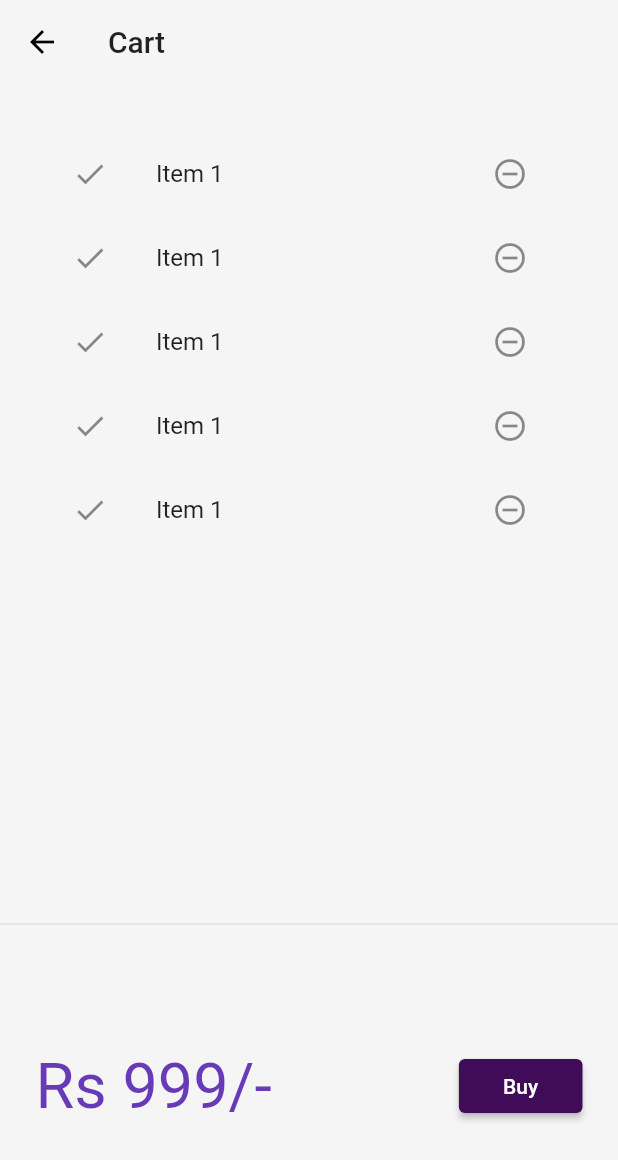
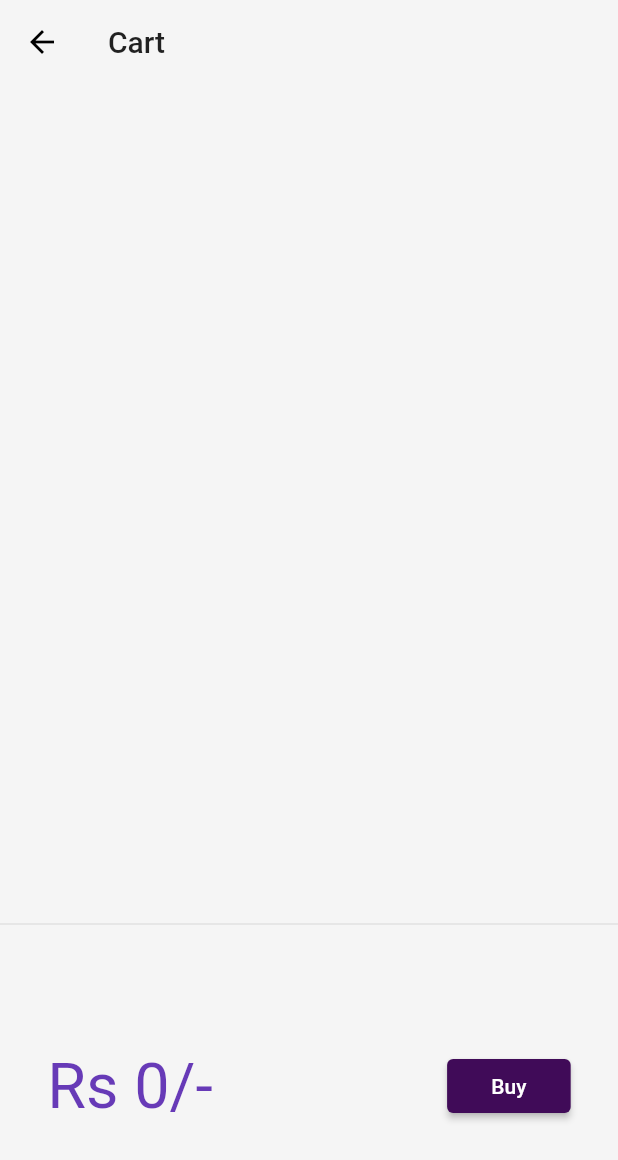
Before and after one commit to Dinesh-choudhary-Wow/Flutter_1st_Project, a Flutter app: the screen it shows after launch, after a tap on an icon or button, on a phone screen of 412 x 824 dp. Shown: the top 1160 px of the screen. Run offline on Flutter 3.47's test engine with Material 2 defaults, Android fonts, the phone set to English and light mode, and no system bars; our stand-ins replace velocity_x.

Commit message:
level 18 done with add cart single ton logic and displaying number of products added to cart

```diff
--- a/lib/models/cart.dart
+++ b/lib/models/cart.dart
@@ -1,6 +1,13 @@
 import 'package:flutter_newp/models/catalog.dart';
 
 class CartModel {
+  //single ton class means once object created if it repeats it reterives the same object
+  static final cartModel = CartModel._internal();
+
+  CartModel._internal();
+
+  factory CartModel() => cartModel;
+
   // catalog field
   late CatalogModel _catalog;
   //collections of Ids - store id of each item
--- a/lib/models/catalog.dart
+++ b/lib/models/catalog.dart
@@ -1,6 +1,12 @@
 import 'dart:convert';
 
 class CatalogModel {
+  static final catModel = CatalogModel._internal();
+
+  CatalogModel._internal();
+
+  factory CatalogModel() => catModel;
+
   // ignore: prefer_typing_uninitialized_variables
   static var items;
 
--- a/lib/screens/cart_page.dart
+++ b/lib/screens/cart_page.dart
@@ -1,4 +1,5 @@
 import 'package:flutter/material.dart';
+import 'package:flutter_newp/models/cart.dart';
 import 'package:velocity_x/velocity_x.dart';
 
 class CartPage extends StatelessWidget {
@@ -26,10 +27,15 @@
 
   @override
   Widget build(BuildContext context) {
+    final _cart = CartModel();
     return SizedBox(
       height: 200,
       child: Row(mainAxisAlignment: MainAxisAlignment.spaceAround, children: [
-        "Rs 999/-".text.xl5.color(context.theme.accentColor).make(),
+        "Rs ${_cart.totalPricce}/-"
+            .text
+            .xl5
+            .color(context.theme.accentColor)
+            .make(),
         30.widthBox,
         ElevatedButton(
           onPressed: () {
@@ -53,17 +59,18 @@
 }
 
 class _CartListState extends State<_CartList> {
+  final _cart = CartModel();
   @override
   Widget build(BuildContext context) {
     return ListView.builder(
-      itemCount: 5,
+      itemCount: _cart.items.length,
       itemBuilder: (context, index) => ListTile(
-        leading: Icon(Icons.done),
+        leading: const Icon(Icons.done),
         trailing: IconButton(
-          icon: Icon(Icons.remove_circle_outline),
+          icon: const Icon(Icons.remove_circle_outline),
           onPressed: () {},
         ),
-        title: "Item 1".text.make(),
+        title: _cart.items[index].name.text.make(),
       ),
     );
   }
--- a/lib/widgets/home_widgets/catalog_list.dart
+++ b/lib/widgets/home_widgets/catalog_list.dart
@@ -1,4 +1,5 @@
 import 'package:flutter/material.dart';
+import 'package:flutter_newp/models/cart.dart';
 import 'package:flutter_newp/models/catalog.dart';
 import 'package:flutter_newp/screens/home_detail_page.dart';
 import 'package:flutter_newp/widgets/home_widgets/catalog_image.dart';
@@ -50,10 +51,7 @@
                 buttonPadding: EdgeInsets.zero,
                 children: [
                   "Rs ${catalog.price}".text.bold.xl.make(),
-                  ElevatedButton(
-                    onPressed: () {},
-                    child: "Buy".text.make(),
-                  )
+                  _AddToCart(catalog: catalog),
                 ],
               ).pOnly(right: 8.0)
             ],
@@ -63,3 +61,36 @@
     ).color(context.cardColor).rounded.square(150).make().py16();
   }
 }
+
+class _AddToCart extends StatefulWidget {
+  final Item catalog;
+  const _AddToCart({
+    Key? key,
+    required this.catalog,
+  }) : super(key: key);
+
+  @override
+  State<_AddToCart> createState() => _AddToCartState();
+}
+
+class _AddToCartState extends State<_AddToCart> {
+  bool isAdded = false;
+
+  @override
+  Widget build(BuildContext context) {
+    return ElevatedButton(
+      onPressed: () {
+        isAdded = isAdded.toggle();
+        final _catalog = CatalogModel();
+        final _cart = CartModel();
+        _cart.catalog = _catalog;
+        _cart.add(widget.catalog);
+        setState(() {});
+      },
+      style: ButtonStyle(
+        backgroundColor: MaterialStateProperty.all(context.theme.buttonColor),
+      ),
+      child: isAdded ? Icon(Icons.done) : "Buy".text.make(),
+    );
+  }
+}
```
